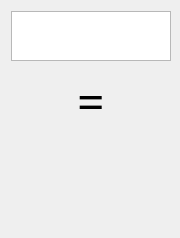
Old version of the form src/mainwindow.ui in the repository kench1994/BiliBiliSliverOcr.
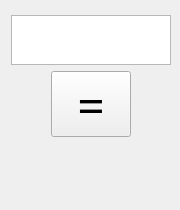
New version of the form.

```diff
--- a/src/mainwindow.ui
+++ b/src/mainwindow.ui
@@ -7,20 +7,20 @@
     <x>0</x>
     <y>0</y>
     <width>180</width>
-    <height>238</height>
+    <height>210</height>
    </rect>
   </property>
   <property name="windowTitle">
    <string>MainWindow</string>
   </property>
   <widget class="QWidget" name="centralWidget">
-   <widget class="QWidget" name="layoutWidget">
+   <widget class="QWidget" name="">
     <property name="geometry">
      <rect>
       <x>0</x>
-      <y>0</y>
+      <y>4</y>
       <width>182</width>
-      <height>238</height>
+      <height>217</height>
      </rect>
     </property>
     <layout class="QGridLayout" name="gridLayout">
@@ -35,13 +35,11 @@
       </widget>
      </item>
      <item row="1" column="1">
-      <widget class="QLabel" name="label">
+      <widget class="QPushButton" name="pushButton">
        <property name="font">
         <font>
          <family>微软雅黑</family>
          <pointsize>36</pointsize>
-         <weight>50</weight>
-         <bold>false</bold>
         </font>
        </property>
        <property name="text">
@@ -49,7 +47,33 @@
        </property>
       </widget>
      </item>
-     <item row="2" column="0" colspan="3">
+     <item row="1" column="2">
+      <spacer name="horizontalSpacer_2">
+       <property name="orientation">
+        <enum>Qt::Horizontal</enum>
+       </property>
+       <property name="sizeHint" stdset="0">
+        <size>
+         <width>40</width>
+         <height>20</height>
+        </size>
+       </property>
+      </spacer>
+     </item>
+     <item row="2" column="0">
+      <spacer name="horizontalSpacer_3">
+       <property name="orientation">
+        <enum>Qt::Horizontal</enum>
+       </property>
+       <property name="sizeHint" stdset="0">
+        <size>
+         <width>40</width>
+         <height>20</height>
+        </size>
+       </property>
+      </spacer>
+     </item>
+     <item row="2" column="1">
       <widget class="QLabel" name="textEdit">
        <property name="font">
         <font>
@@ -67,21 +91,8 @@
        </property>
       </widget>
      </item>
-     <item row="1" column="0">
-      <spacer name="horizontalSpacer">
-       <property name="orientation">
-        <enum>Qt::Horizontal</enum>
-       </property>
-       <property name="sizeHint" stdset="0">
-        <size>
-         <width>40</width>
-         <height>20</height>
-        </size>
-       </property>
-      </spacer>
-     </item>
-     <item row="1" column="2">
-      <spacer name="horizontalSpacer_2">
+     <item row="2" column="2">
+      <spacer name="horizontalSpacer_4">
        <property name="orientation">
         <enum>Qt::Horizontal</enum>
        </property>
```
Left out of the diff: 13 changed lines with no effect on the pictures.
